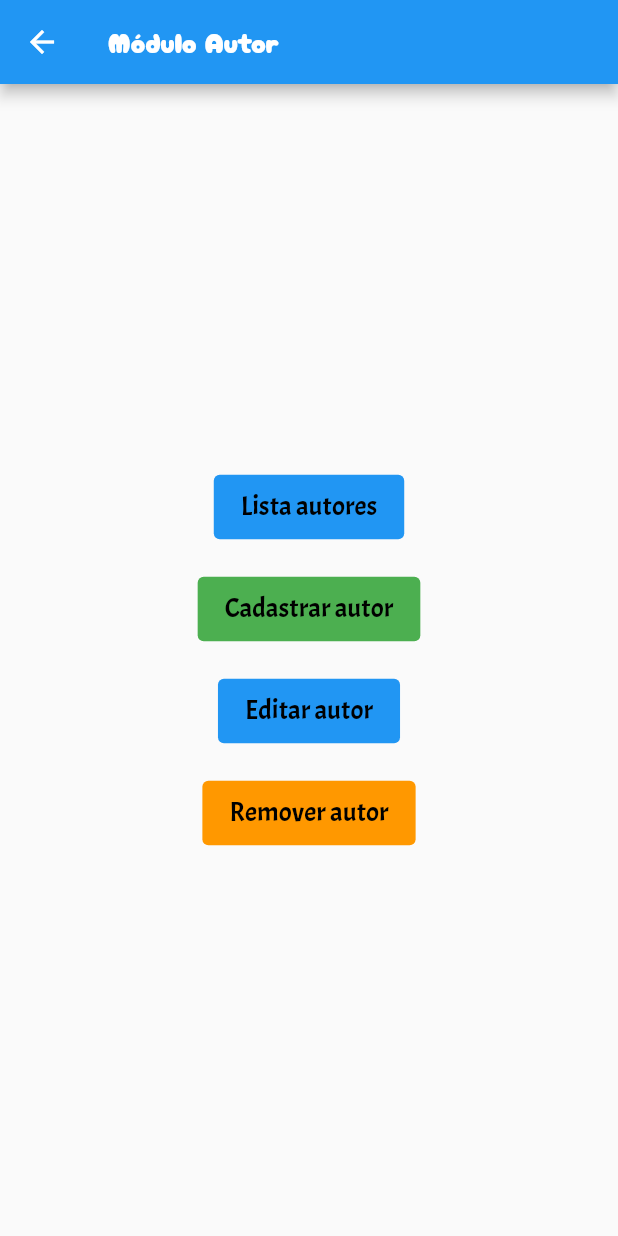
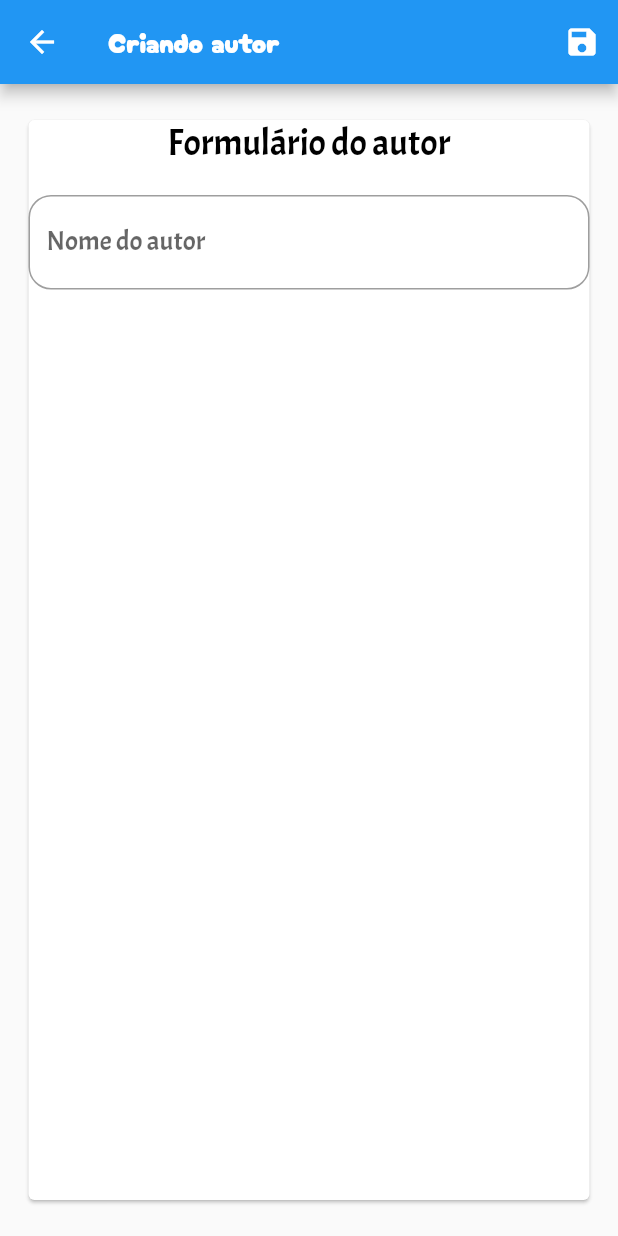
Before and after one commit to marcellsd/Repositorio_de_livros, a Flutter app: the AuthorMenuScreen screen opened by its route, after a tap on "Cadastrar autor", on a phone screen of 412 x 824 dp. Run offline on Flutter 3.47's test engine with Material 2 defaults, Android fonts, the phone set to English and light mode, and no system bars; our stand-ins replace shared_preferences; accounts and stored records are empty.

Commit message:
feat-save author added

```diff
--- a/book_reposity_app/lib/main.dart
+++ b/book_reposity_app/lib/main.dart
@@ -1,6 +1,7 @@
 import 'package:flutter/material.dart';
 import 'package:provider/provider.dart';
 
+import 'views/author/author_form.dart';
 import 'views/author/author_menu_screen.dart';
 import 'views/author/authors_list_screen.dart';
 import 'views/splash_screen.dart';
@@ -44,7 +45,8 @@ class MyApp extends StatelessWidget {
         "/home-screen": (context) => const HomeScreen(),
         "/auth-screen": (context) => AuthScreen(),
         "/authors-list-screen": (context) => const AuthorsListScreen(),
-        "/author-menu-screen": (context) => const AuthorMenuScreen()
+        "/author-menu-screen": (context) => const AuthorMenuScreen(),
+        "/author-form-screen": (context) => AuthorForm()
       },
     );
   }
--- a/book_reposity_app/lib/models/author.dart
+++ b/book_reposity_app/lib/models/author.dart
@@ -3,11 +3,9 @@ import 'book_model.dart';
 class Author {
   String id;
   String name;
-  List<Book>? books;
+  List<Book> books;
 
-  Author(this.id, this.name, [this.books]);
-
-  Map<String, String> toJson() => {"name": name};
+  Author(this.id, this.name, this.books);
 
   factory Author.fromJson(Map json) {
     List<Book> booksList = [];
@@ -17,4 +15,8 @@ class Author {
     }
     return Author(json["id"].toString(), json["name"], booksList);
   }
+
+  Map<String, dynamic> toJson(String authorName, List<int> booksId) {
+    return {"name": authorName, "booksId": booksId};
+  }
 }
--- /dev/null
+++ b/book_reposity_app/lib/views/author/author_form.dart
@@ -0,0 +1,93 @@
+import 'package:book_reposity_app/models/author.dart';
+import 'package:flutter/material.dart';
+import 'package:provider/provider.dart';
+
+import '../../providers/authors_provider.dart';
+
+class AuthorForm extends StatefulWidget {
+  @override
+  State<AuthorForm> createState() => _AuthorFormState();
+}
+
+class _AuthorFormState extends State<AuthorForm> {
+  final _formKey = GlobalKey<FormState>();
+  final _nameController = TextEditingController();
+  late bool _isEditing;
+  bool _isLoadingMode = true;
+
+  @override
+  void didChangeDependencies() {
+    super.didChangeDependencies();
+    if (_isLoadingMode) {
+      _isEditing = ModalRoute.of(context)!.settings.arguments as bool;
+      _isLoadingMode = false;
+    }
+  }
+
+  void _validateForm() {
+    if (!_formKey.currentState!.validate()) {
+      return;
+    }
+
+    var author = Author("0", _nameController.text, []);
+    Provider.of<AuthorsProvider>(context, listen: false)
+        .saveAuthor(author)
+        .then((_) => Navigator.of(context).pop(true));
+  }
+
+  @override
+  Widget build(BuildContext context) {
+    return Scaffold(
+      appBar: AppBar(
+        title: Text(
+          _isEditing ? "Editando autor" : "Criando autor",
+          style: const TextStyle(color: Colors.white, fontSize: 18),
+        ),
+        actions: [
+          IconButton(onPressed: _validateForm, icon: const Icon(Icons.save))
+        ],
+      ),
+      body: Padding(
+        padding: const EdgeInsets.symmetric(vertical: 20, horizontal: 15),
+        child: Card(
+          child: Form(
+              key: _formKey,
+              child: Column(
+                children: [
+                  const Text(
+                    "Formulário do autor",
+                    style: TextStyle(
+                        fontFamily: "Acme", fontSize: 24, color: Colors.black),
+                  ),
+                  const SizedBox(
+                    height: 20,
+                  ),
+                  TextFormField(
+                    cursorColor: Colors.black,
+                    style: Theme.of(context).textTheme.headline3,
+                    controller: _nameController,
+                    decoration: InputDecoration(
+                      labelText: "Nome do autor",
+                      hintText: "Insira o nome do autor",
+                      border: OutlineInputBorder(
+                        borderRadius: BorderRadius.circular(15),
+                      ),
+                    ),
+                    validator: (value) {
+                      if (value!.isEmpty) {
+                        return "Insira um nome";
+                      } else {
+                        return null;
+                      }
+                    },
+                  ),
+                  const SizedBox(
+                    height: 20,
+                  ),
+                ],
+              )),
+        ),
+      ),
+    );
+  }
+}
--- a/book_reposity_app/lib/views/home_screen.dart
+++ b/book_reposity_app/lib/views/home_screen.dart
@@ -28,6 +28,7 @@ class HomeScreen extends StatelessWidget {
       body: Padding(
         padding: const EdgeInsets.symmetric(vertical: 30, horizontal: 15),
         child: Center(
+          child: SingleChildScrollView(
             child: Column(
               mainAxisAlignment: MainAxisAlignment.spaceAround,
               children: [
@@ -106,6 +107,7 @@ class HomeScreen extends StatelessWidget {
             ),
           ),
         ),
+      ),
     );
   }
 }
```
Also changed, not shown: book_reposity_app/lib/providers/authors_provider.dart (+52 -1 lines), book_reposity_app/lib/views/author/author_menu_screen.dart (+14 -2 lines). Lines whose indentation alone changed are shown as unchanged.
